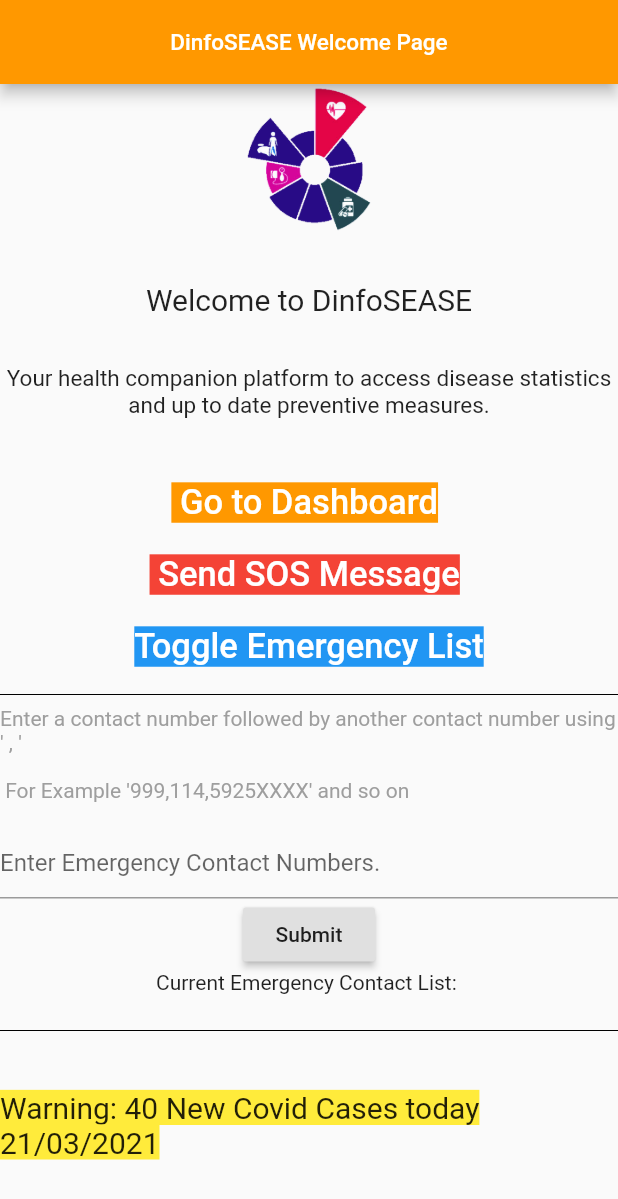
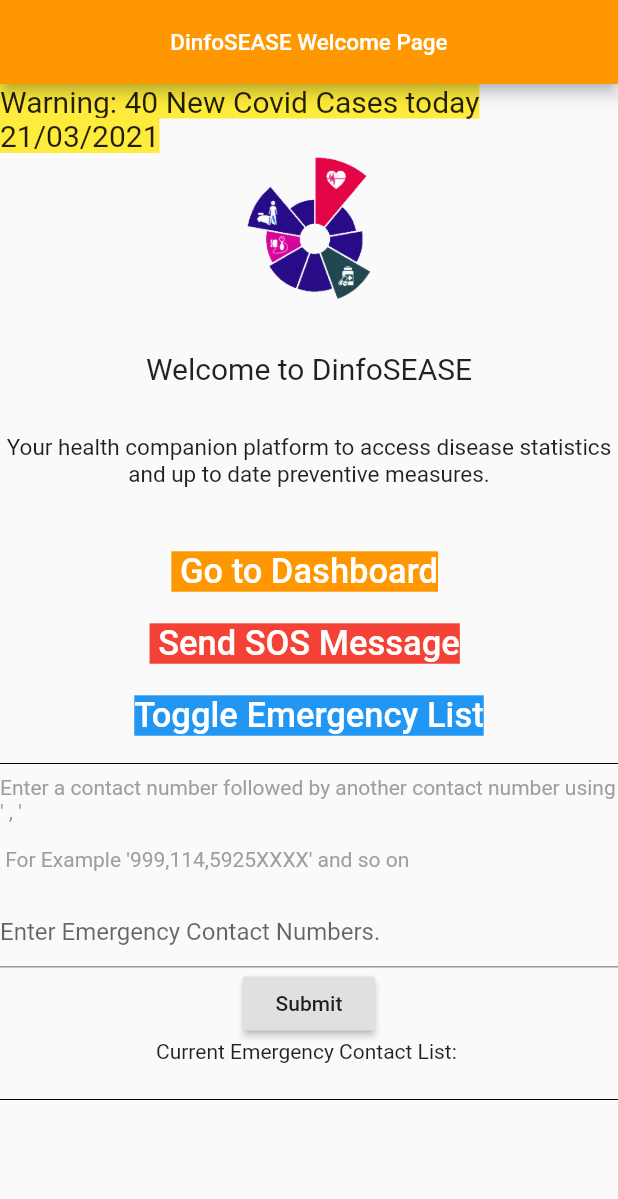
Before and after one commit to DineshBoyjoo/Google-SDG, a Flutter app: the screen it shows after launch, after a tap on "Toggle Emergency List", after a tap on "Submit", on a phone screen of 412 x 824 dp. Shown: the top 1199 px of the screen. Run offline on Flutter 3.47's test engine with Material 2 defaults, Android fonts, the light colour scheme and no system bars; our stand-ins replace animate_do, google_maps_flutter; network calls fail.

Commit message:
Dinesh 6th Commit

```diff
--- a/dinfosease/lib/main.dart
+++ b/dinfosease/lib/main.dart
@@ -7,17 +7,11 @@ import 'package:flutter/foundation.dart';
 import 'package:path_provider/path_provider.dart';
 import 'package:google_maps_flutter/google_maps_flutter.dart';
 
-
-
-var _phoneNum = "N/A";
-
-final ageController = new TextEditingController();
-
+var _phoneNum = "";
 
 
 final String country = "Mauritius";
 final String population = "1.2M";
-
 
 var emmergencyContact = []; //Serves as broadcast Address for Private emergency Message. Fill in with numbers if dev wishes to broadcast without adding number to interface
 
@@ -135,6 +129,7 @@ class MyHomePage extends StatefulWidget {
 }
 
 class _MyHomePageState extends State<MyHomePage> {
+  final PhoneController = new TextEditingController();
   // int _counter = 0;
   //
   // void _incrementCounter() {
@@ -165,9 +160,11 @@ void initState(){
 
  Future<File> _showContact(){
    setState(() {
+     _phoneNum = PhoneController.text;
      compon=_phoneNum;
+     //compon=compon+"123,";
      //compon=""; //To clear all fields used for testing
-     _phoneNum = ageController.text;
+
    });
 
    return widget.storage.writeContact(compon);
@@ -195,8 +192,15 @@ void initState(){
           children:[
 
 
-            //Text("$compon"),
-            //FlatButton(child: Text("Click Me"),onPressed: _showContact ),
+            //Text("$compon"),// Used for debugging purposes
+            //FlatButton(child: Text("Click Me"),onPressed: _showContact ), // Used for debugging purposes
+
+            SlideInRight(
+              child: Text("Warning: "+warningBannerData,
+                style: TextStyle(
+                  fontSize: 20,backgroundColor: Colors.yellow,
+                ),), ),
+
             Image.asset(
                 "assets/logo.png", height: 100, width:100),
 
@@ -278,7 +282,7 @@ void initState(){
                 ),
                 Text("Enter a contact number followed by another contact number using   ' , '\n\n For Example '999,114,5925XXXX' and so on \n", style:TextStyle(color:Colors.grey[500],)),
                 TextField(
-                  controller: ageController,
+                  controller: PhoneController,
                   keyboardType: TextInputType.text,
                   decoration: InputDecoration(
                     hintText: "Enter Emergency Contact Numbers.",
@@ -291,10 +295,9 @@ void initState(){
                     onPressed:
                       _showContact
 
-
                     ),
 
-                Text("Current Emergency Contact List: \n $_phoneNum"),
+                Text("Current Emergency Contact List: \n $compon"),
 
                 Divider(
                     color: Colors.black
@@ -305,11 +308,7 @@ void initState(){
 
             Text("\n"),
 
-            SlideInRight(
-              child: Text("Warning: "+warningBannerData,
-                style: TextStyle(
-                fontSize: 20,backgroundColor: Colors.yellow,
-            ),), ),
+
 
 
 
@@ -556,7 +555,7 @@ class ViewMap extends StatelessWidget {
 //             children: [
 //
 //               TextField(
-//                 controller: ageController,
+//                 controller: PhoneController,
 //                 keyboardType: TextInputType.phone,
 //                 decoration: InputDecoration(
 //                   hintText: "Enter Text",
@@ -568,7 +567,7 @@ class ViewMap extends StatelessWidget {
 //                   child: Text("Submit"),
 //                   onPressed: (){
 //                     //setState(() { //Avoiding use of multiple setState
-//                     _phoneNum = ageController.text;
+//                     _phoneNum = PhoneController.text;
 //                       Navigator.push(
 //                         context,
 //                         MaterialPageRoute(builder: (context) => ConfigureSetting()),
@@ -643,7 +642,7 @@ class DiseaseViewer extends StatelessWidget {
                 Column(children: [
 
                   Text(diseaseName[location]),
-                  Text("X Active Cases"),
+                  Text(activeCountDisease[location].toString()+" Active Cases"),
 
                 ],),
 
--- a/dinfosease/pubspec.yaml
+++ b/dinfosease/pubspec.yaml
@@ -21,6 +21,7 @@ environment:
   sdk: ">=2.7.0 <3.0.0"
 
 dependencies:
+
   path_provider: ^2.0.1
   google_maps_flutter: ^2.0.1
   animate_do: ^2.0.0
```
